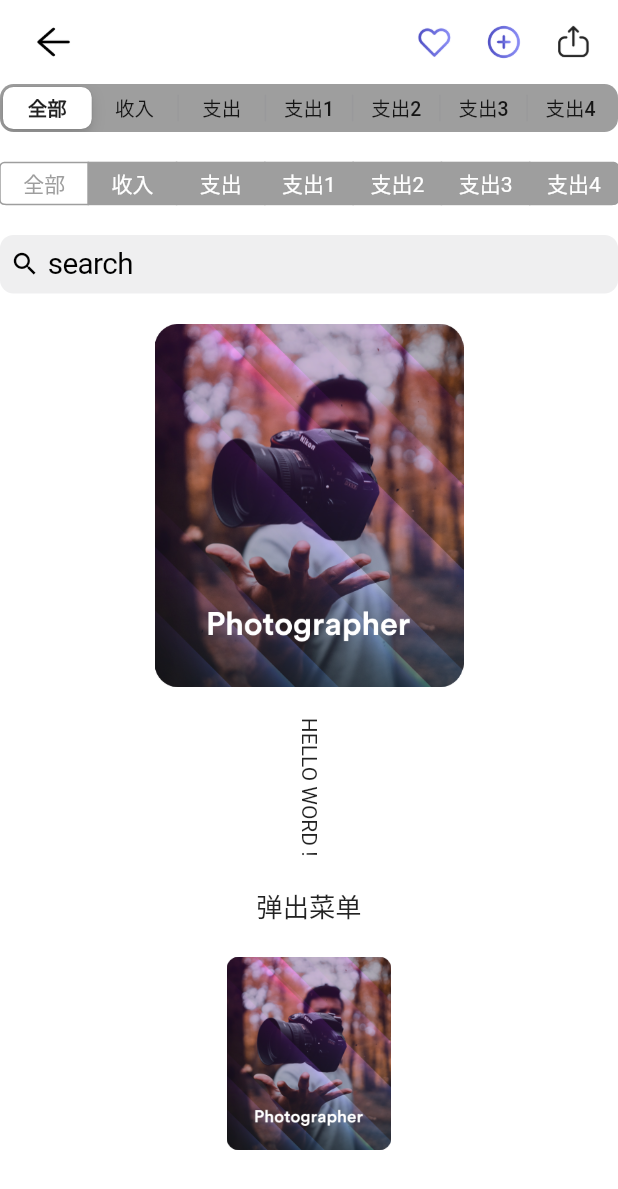
After one commit to RunningHappy/flutter_ui_demo, a Flutter app: the SettingChildPage screen opened directly, on a phone screen of 412 x 824 dp. The commit adds this screen. Shown: the top 1189 px of the screen. Run offline on Flutter 3.47's test engine with Material 2 defaults, Android fonts, the phone set to English and light mode, and no system bars; our stand-ins replace fluro, flutter_easyloading, flutter_screenutil, flutter_zoom_drawer, shared_preferences; accounts and stored records are empty; Roboto replaces fonts that are missing (pingfang).

Commit message:
'新增'

```diff
--- a/lib/common_widget/common_search_bar.dart
+++ b/lib/common_widget/common_search_bar.dart
@@ -15,6 +15,7 @@ CommonSearchBar(
 
   return AppBar(
     backgroundColor: Colors.white,
+    elevation: 0,
     leadingWidth: 0,
     title: showRightBtn! ? Row(
       children: [
--- /dev/null
+++ b/lib/home_page/setting/setting_child_page.dart
@@ -0,0 +1,193 @@
+import 'package:flutter/cupertino.dart';
+import 'package:flutter/material.dart';
+import 'package:flutter_screenutil/flutter_screenutil.dart';
+import 'package:new_project/common_widget/common_img_btn.dart';
+import 'package:new_project/common_widget/common_right_actions_appbar.dart';
+import 'package:new_project/common_widget/form_hide_keyboard.dart';
+import 'package:new_project/router/page_routers.dart';
+import 'package:new_project/utils/navigator_util.dart';
+
+class SettingChildPage extends StatefulWidget {
+  const SettingChildPage({Key? key}) : super(key: key);
+
+  @override
+  _SettingChildPageState createState() => _SettingChildPageState();
+}
+
+class _SettingChildPageState extends State<SettingChildPage> {
+
+  var currentIndex = 0;
+
+  TextEditingController search = TextEditingController();
+
+  @override
+  Widget build(BuildContext context) {
+    return FormHideKeyboardWidget(
+      childWidget: Scaffold(
+        backgroundColor: Colors.white,
+        appBar: CommonRightActionsAppBar((){
+          NavigatorUtil.closeWin(context);
+        }, [
+          CommonImgBtn(imgStr: 'images/home/home_item_like.png',width: 24.h,),
+          SizedBox(width: 20.w,),
+          CommonImgBtn(imgStr: 'images/home/home_item_add.png',width: 24.h,),
+          SizedBox(width: 20.w,),
+          CommonImgBtn(imgStr: 'images/home/home_detail_share.png',width: 24.h,),
+          SizedBox(width: 16.w,),
+        ]),
+        body: Column(
+          children: [
+            SizedBox(
+              width: double.infinity,
+              child: CupertinoSlidingSegmentedControl(
+                children: const {
+                  0:Text('全部'),
+                  1:Text('收入'),
+                  2:Text('支出'),
+                  3:Text('支出1'),
+                  4:Text('支出2'),
+                  5:Text('支出3'),
+                  6:Text('支出4'),
+                },
+                groupValue: currentIndex,
+                backgroundColor: Colors.grey,
+                thumbColor: Colors.white,
+                onValueChanged: (int? index){
+                  setState(() {
+                    currentIndex = index!;
+                  });
+                }
+              ),
+            ),
+            SizedBox(height: 20.h,),
+            SizedBox(
+              width: double.infinity,
+              child: CupertinoSegmentedControl(
+                padding: const EdgeInsets.all(0),
+                children: const {
+                  0:Text('全部'),
+                  1:Text('收入'),
+                  2:Text('支出'),
+                  3:Text('支出1'),
+                  4:Text('支出2'),
+                  5:Text('支出3'),
+                  6:Text('支出4'),
+                },
+                groupValue: currentIndex,
+                unselectedColor: Colors.grey,
+                selectedColor: Colors.white,
+                borderColor: Colors.grey,
+                // pressedColor: Colors.yellowAccent,
+                onValueChanged: (int? index){
+                  setState(() {
+                    currentIndex = index!;
+                  });
+                }
+              ),
+            ),
+            SizedBox(height: 20.h,),
+            CupertinoSearchTextField(
+              controller: search,
+              placeholder: 'search',
+              style: TextStyle(
+                  fontSize: 18.sp
+              ),
+              placeholderStyle: TextStyle(
+                fontSize: 18.sp,
+              ),
+              prefixInsets: EdgeInsets.only(left: 6.w),
+              prefixIcon: const Icon(
+                Icons.search,
+                color: Colors.black,
+              ),
+            ),
+            SizedBox(height: 20.h,),
+            CupertinoContextMenu(
+              actions: <Widget>[
+                CupertinoContextMenuAction(
+                  child: const Text('Action one'),
+                  onPressed: () {
+                    Navigator.pop(context);
+                  },
+                ),
+                CupertinoContextMenuAction(
+                  child: const Text('Action two'),
+                  onPressed: () {
+                    Navigator.pop(context);
+                  },
+                ),
+              ],
+              child: Image.asset(
+                'images/askpage/ask_content_1.png',
+                width: MediaQuery.of(context).size.width / 2,
+              ),
+            ),
+            SizedBox(height: 20.h,),
+            const RotatedBox(
+              quarterTurns: 1, // 90°的整数倍
+              child: Text('HELLO WORD !'),
+            ),
+            SizedBox(height: 20.h,),
+            PopupMenuButton(
+              itemBuilder: (BuildContext context){
+                return [
+                  const PopupMenuItem(child: Text("DOTA"),value: "dota",),
+                  const PopupMenuItem(child: Text("英雄联盟"),value: ["盖伦", "皇子", "提莫"],),
+                  const PopupMenuItem(child: Text("王者荣耀"),value: {"name":"王者荣耀"},),
+                ];
+              },
+              child: Text(
+                '弹出菜单',
+                style: TextStyle(
+                  fontSize: 16.sp
+                ),
+              ),
+            ),
+            SizedBox(height: 20.h,),
+            GestureDetector(
+              onTap: (){
+                NavigatorUtil.openWin(context, PageRoutes.heroNextPage);
+              },
+              child: Hero(
+                tag: 'heroTag',
+                child: IndexedStack(
+                  index: currentIndex,
+                  children: [
+                    Image.asset(
+                      'images/askpage/ask_content_1.png',
+                      width: 100.w,
+                    ),
+                    Image.asset(
+                      'images/askpage/ask_content_2.png',
+                      width: 100.w,
+                    ),
+                    Image.asset(
+                      'images/askpage/ask_content_3.png',
+                      width: 100.w,
+                    ),
+                    Image.asset(
+                      'images/askpage/ask_content_4.png',
+                      width: 100.w,
+                    ),
+                    Image.asset(
+                      'images/askpage/ask_content_1.png',
+                      width: 100.w,
+                    ),
+                    Image.asset(
+                      'images/askpage/ask_content_2.png',
+                      width: 100.w,
+                    ),
+                    Image.asset(
+                      'images/askpage/ask_content_3.png',
+                      width: 100.w,
+                    ),
+                  ],
+                )
+              ),
+            )
+          ],
+        ),
+      )
+    );
+  }
+}
--- a/lib/main.dart
+++ b/lib/main.dart
@@ -1,4 +1,5 @@
 import 'dart:io';
+import 'package:flutter/cupertino.dart';
 import 'package:flutter/material.dart';
 import 'package:flutter/services.dart';
 import 'package:fluro/fluro.dart';
@@ -45,7 +46,7 @@ class MyApp extends StatelessWidget {
           scaffoldBackgroundColor: const Color(0xFFF5F5F5),
           /// 对话框背景颜色
           dialogBackgroundColor: Colors.white,
-          /// 设置App导航栏主题
+          // / 设置App导航栏主题
           appBarTheme: const AppBarTheme(
             elevation: 0,
             centerTitle: true,
--- a/lib/my_page/components/setting_drawer_page.dart
+++ b/lib/my_page/components/setting_drawer_page.dart
@@ -99,7 +99,10 @@ class _SettingDrawerPageState extends State<SettingDrawerPage> {
                   padding: EdgeInsets.only(top: 8.h,bottom: 30.h),
                   child: Column(
                     mainAxisAlignment: MainAxisAlignment.spaceBetween,
-                    children: settingList.map<Widget>((e) => SettingLineItem(title: e,)).toList(),
+                    children: settingList.map<Widget>((e) => SettingLineItem(title: e,callBack: (){
+                      z.close!();
+                      NavigatorUtil.openWin(context, PageRoutes.settingChildPage);
+                    },)).toList(),
                   ),
                 ),
               ),
--- a/lib/router/page_routers.dart
+++ b/lib/router/page_routers.dart
@@ -7,6 +7,8 @@ import 'package:new_project/discover_page/search_page/discover_search_page.dart'
 import 'package:new_project/home_page/home_detail/detail_msg_list/detail_msg_list.dart';
 import 'package:new_project/home_page/home_detail/home_detail.dart';
 import 'package:new_project/home_page/home_page.dart';
+import 'package:new_project/home_page/setting/hero_next_page.dart';
+import 'package:new_project/home_page/setting/setting_child_page.dart';
 import 'package:new_project/login_page/login_page.dart';
 import 'package:new_project/main.dart';
 import 'package:new_project/my_page/my_page.dart';
@@ -53,6 +55,10 @@ class PageRoutes {
   static String messagePage = '/messagePage';
   // MyPageSettingProfile
   static String settingProfile = '/settingProfile';
+  // SettingChildPage
+  static String settingChildPage = '/settingChildPage';
+  // HeroNextPage
+  static String heroNextPage = '/heroNextPage';
 
   static Map<String, PageBuilder> get pageRoutesMap => {
     // 根
@@ -88,6 +94,10 @@ class PageRoutes {
     // MyPageMessagePage
     messagePage: PageBuilder(builder: (bundle) => const MessagePage()),
     // MyPageSettingProfile
-    settingProfile: PageBuilder(builder: (bundle) => const SettingProfilePage())
+    settingProfile: PageBuilder(builder: (bundle) => const SettingProfilePage()),
+    // SettingChildPage
+    settingChildPage: PageBuilder(builder: (bundle) => const SettingChildPage()),
+    // HeroNextPage
+    heroNextPage: PageBuilder(builder: (bundle) => const HeroNextPage())
   };
 }
```
Also changed, not shown: lib/discover_page/discover_detail/discover_detail.dart (+9 -3 lines), lib/home_page/setting/hero_next_page.dart (added, +38 -0 lines), lib/my_page/components/setting_line_item.dart (+7 -1 lines).
